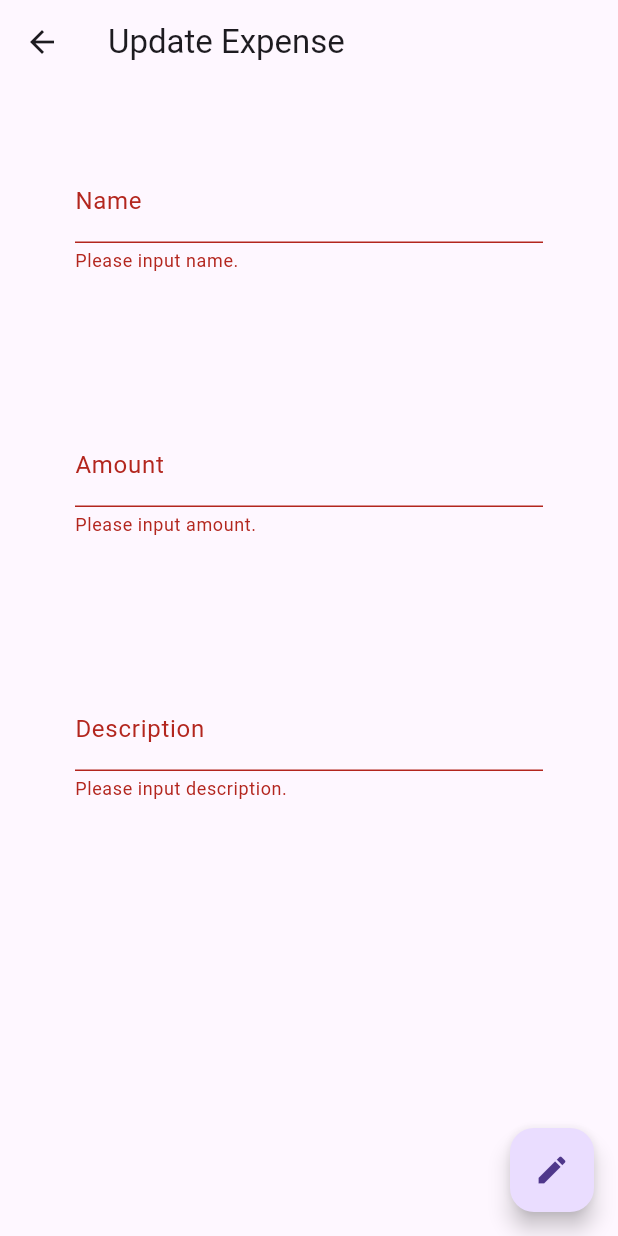
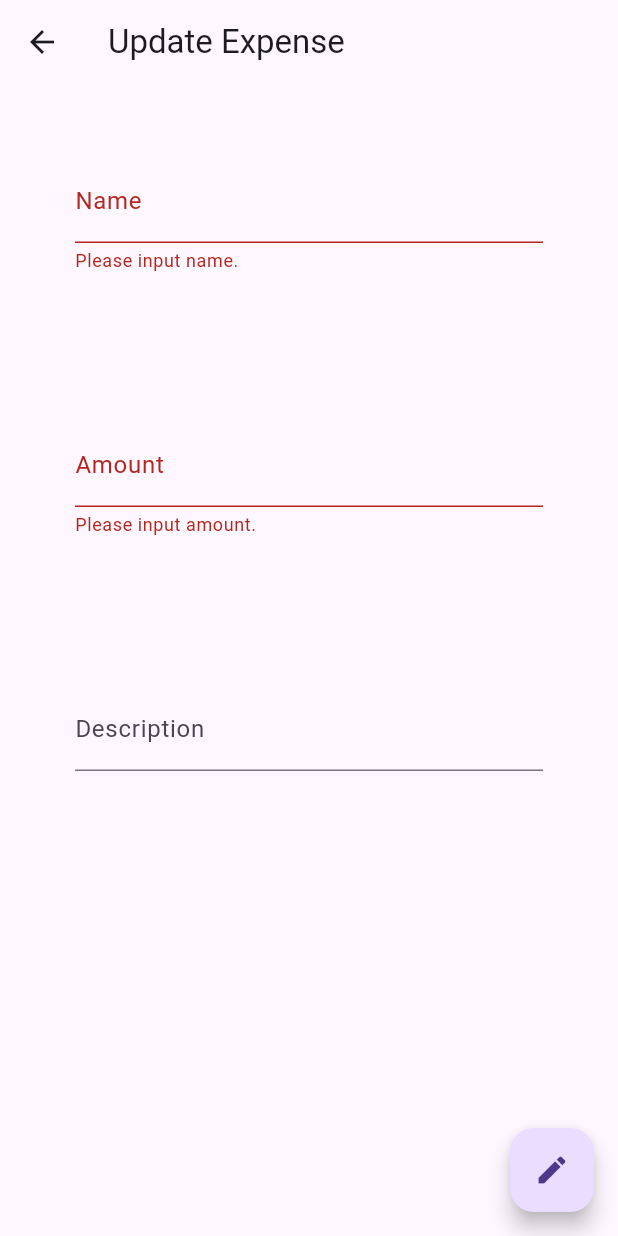
Before and after one commit to omzkiii/Sales-Tracker, a Flutter app: the FormExpense screen opened directly with empty values, after a tap on the "edit" icon, on a phone screen of 412 x 824 dp. Run offline on Flutter 3.47's test engine with Material 3 defaults, Android fonts, the phone set to English and light mode, and no system bars; our stand-ins replace sqflite; accounts and stored records are empty.

Commit message:
remove empty validation for description

```diff
--- a/lib/views/input_field.dart
+++ b/lib/views/input_field.dart
@@ -21,6 +21,9 @@ class InputField<T> extends StatelessWidget {
                 controller: controller,
                 decoration: InputDecoration(labelText: inputName),
                 validator: (value) {
+                  if (inputName == "Description") {
+                    return null;
+                  }
                   if (value == null || value.isEmpty) {
                     return 'Please input ${inputName.toLowerCase()}.';
                   }
--- a/lib/views/item.dart
+++ b/lib/views/item.dart
@@ -1,4 +1,3 @@
-import 'package:app/controllers/listing.dart';
 import 'package:app/models/listing.dart';
 import 'package:app/views/expense_operations.dart';
 import 'package:app/views/expenses.dart';
```
